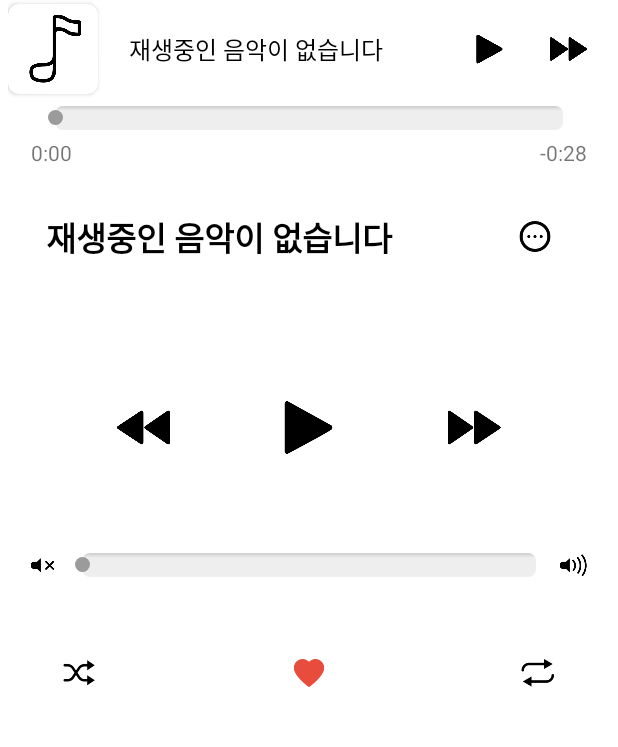
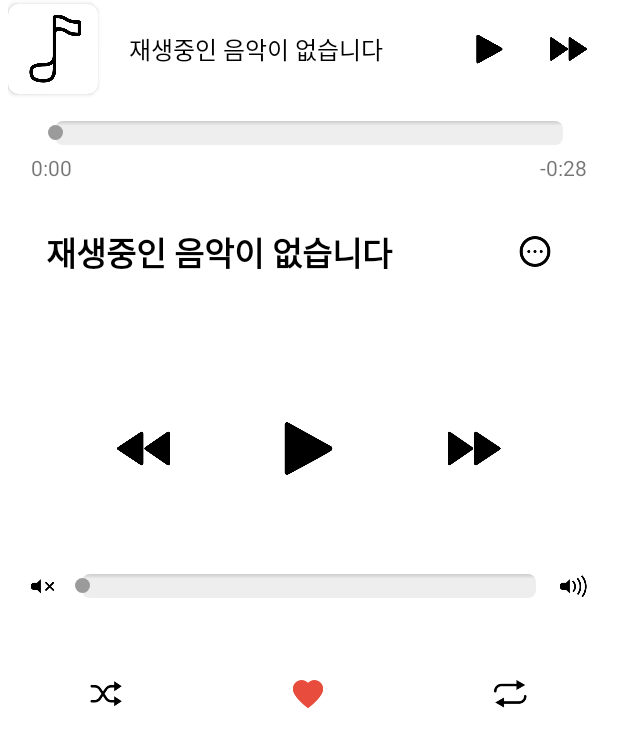
Before and after one commit to guswns3371/AllMySound, an Android app: the screen it shows after launch (MainActivity), on a phone screen of 412 x 824 dp. Shown: the top 747 px of the screen. Run offline under Robolectric (Android 15) with nearby library versions, the phone set to English and light mode, and no system bars; our stand-ins replace Picasso; libraries missing offline, so code that uses them is left out: com.eightbitlab.supportrenderscriptblur, com.gun0912.tedpermission, com.sothree.slidinguppanel; plain views replace BlurView, SlidingUpPanelLayout; 6 statements that could not run were skipped.

Commit message:
myMusicPlayer

```diff
--- a/app/src/main/java/com/example/allmysound/MainActivity.kt
+++ b/app/src/main/java/com/example/allmysound/MainActivity.kt
@@ -241,7 +241,7 @@ class MainActivity : AppCompatActivity(),MainContract.View{
         ctr_cover_cv.layoutParams.height = ((distance*820.0f).toInt()+originalHeight)
         ctr_cover_cv.layoutParams.width = ((distance*820.0f).toInt()+originalHeight)
         marginParams.setMargins(
-            (distance*180.0f).toInt(),(distance*200.0f).toInt(),
-            (distance*180.0f).toInt(),(distance*130.0f).toInt()  )
+            (distance*180.0f).toInt(),(distance*140.0f).toInt(),
+            (distance*180.0f).toInt(),(distance*75.0f).toInt()  )
     }
 }
--- a/app/src/main/java/com/example/allmysound/Music/SongList/SongListPresenter.kt
+++ b/app/src/main/java/com/example/allmysound/Music/SongList/SongListPresenter.kt
@@ -50,7 +50,7 @@ class SongListPresenter(private var context: Context?):SongListContract.Presente
             MediaStore.Audio.AudioColumns.TITLE_KEY,
             MediaStore.Audio.AudioColumns.DURATION
         )
-        val selection = MediaStore.Audio.Media.IS_MUSIC + "!= 0"
+        val selection = MediaStore.Audio.Media.IS_MUSIC +" != 0"
         val orderBy = MediaStore.Audio.AudioColumns.DISPLAY_NAME + " ASC"
         val cursor =context!!.contentResolver.query(uri, projection, selection,null, orderBy)
 
--- a/app/src/main/res/layout/music_playing.xml
+++ b/app/src/main/res/layout/music_playing.xml
@@ -10,7 +10,8 @@
         <LinearLayout
                 android:orientation="vertical"
                 android:layout_width="match_parent"
-                android:layout_height="match_parent" android:paddingStart="15dp" android:paddingEnd="15dp">
+                android:layout_height="match_parent" android:paddingStart="15dp" android:paddingEnd="15dp"
+                android:paddingTop="10dp">
                 <LinearLayout
                         android:orientation="vertical"
                         android:layout_width="match_parent"
@@ -65,7 +66,7 @@
                                         android:singleLine="true"
                                         android:scrollHorizontally="true"
                                         android:ellipsize="marquee"
-                                        android:marqueeRepeatLimit ="marquee_forever"/>
+                                        android:marqueeRepeatLimit="marquee_forever"/>
                                 <ImageView
                                         android:layout_width="80dp"
                                         android:layout_height="35dp" app:srcCompat="@drawable/more"
@@ -76,7 +77,7 @@
                                 android:layout_width="wrap_content"
                                 android:layout_height="wrap_content" android:id="@+id/song_album"
                                 android:textSize="@dimen/sp_song"
-                                android:textColor="@color/black" android:paddingStart="15dp" android:padding="5dp"
+                                android:textColor="@color/black" android:paddingStart="15dp" android:padding="7dp"
                                 android:paddingEnd="20dp"
 
                                 android:focusable="true"
@@ -84,7 +85,7 @@
                                 android:singleLine="true"
                                 android:scrollHorizontally="true"
                                 android:ellipsize="marquee"
-                                android:marqueeRepeatLimit ="marquee_forever"/>
+                                android:marqueeRepeatLimit="marquee_forever"/>
                 </LinearLayout>
                 <LinearLayout
                         android:orientation="horizontal"
@@ -134,21 +135,21 @@
                         <ImageView
                                 android:layout_width="25dp"
                                 android:layout_height="25dp" app:srcCompat="@drawable/shuffle"
-                                android:id="@+id/shuffle"/>
+                                android:id="@+id/shuffle" android:layout_weight="1"/>
                         <Space
                                 android:layout_width="wrap_content"
-                                android:layout_height="wrap_content" android:layout_weight="1"/>
+                                android:layout_height="wrap_content" android:layout_weight="2"/>
                         <ImageView
                                 android:layout_width="25dp"
                                 android:layout_height="25dp" app:srcCompat="@drawable/unlike"
-                                android:id="@+id/like"/>
+                                android:id="@+id/like" android:layout_weight="1"/>
                         <Space
                                 android:layout_width="wrap_content"
-                                android:layout_height="wrap_content" android:layout_weight="1"/>
+                                android:layout_height="wrap_content" android:layout_weight="2"/>
                         <ImageView
                                 android:layout_width="25dp"
                                 android:layout_height="25dp" app:srcCompat="@drawable/rotate_all"
-                                android:id="@+id/rotate"/>
+                                android:id="@+id/rotate" android:layout_weight="1"/>
                 </LinearLayout>
         </LinearLayout>
         <View
```
